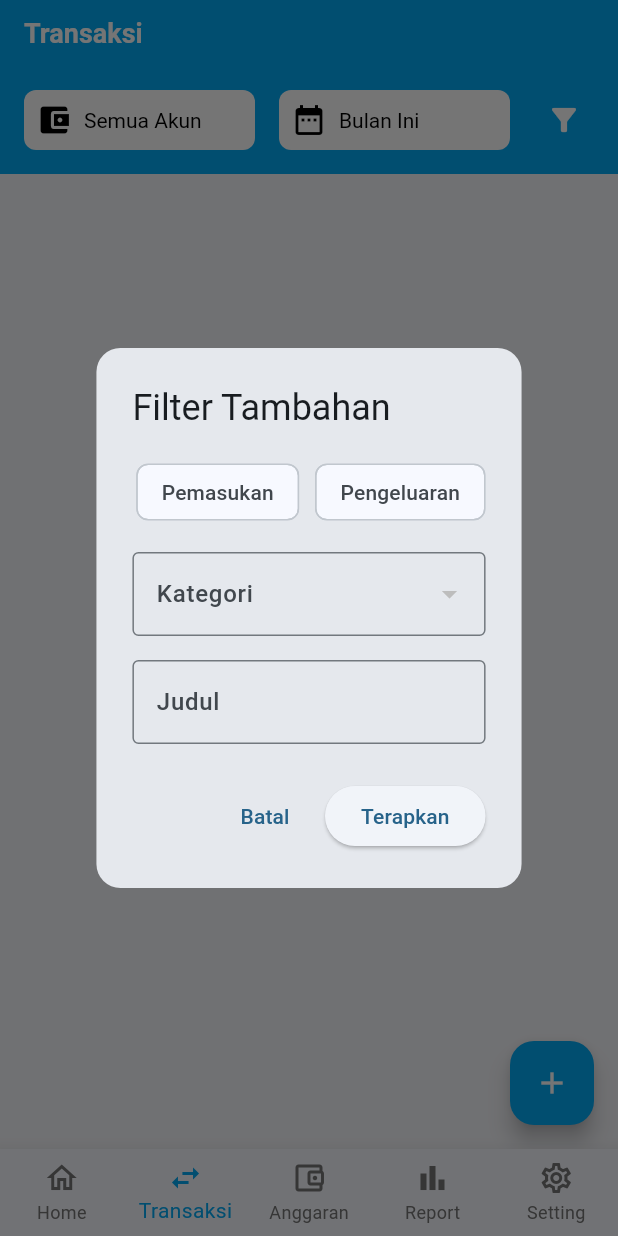
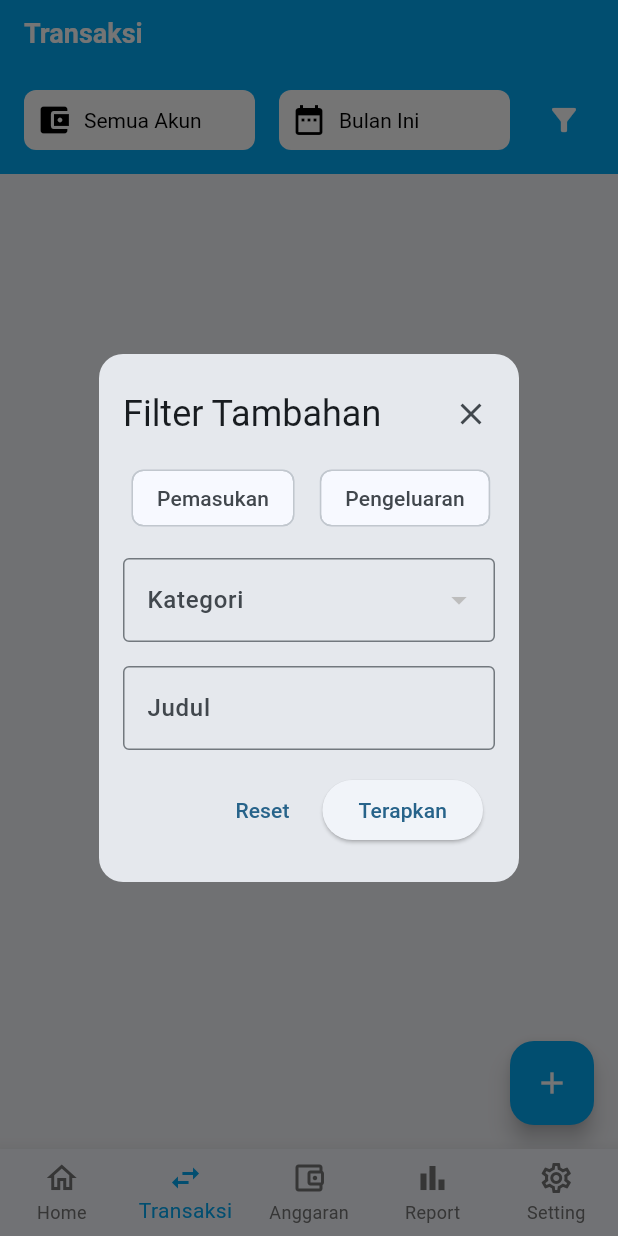
Before and after one commit to ciptosetiono/catatan-keuangan-mobile, a Flutter app: the screen it shows once a user with an empty profile is signed in, item 2 of the bottom bar chosen, after a tap on the "filter alt" icon, on a phone screen of 412 x 824 dp. Run offline on Flutter 3.47's test engine with Material 3 defaults, Android fonts, the phone set to English and light mode, and no system bars; our stand-ins replace cloud_firestore, firebase_auth, firebase_core, google_sign_in; accounts and stored records are empty.

Commit message:
custom and reset filter

```diff
--- a/lib/components/filters/account_filter_dropdown.dart
+++ b/lib/components/filters/account_filter_dropdown.dart
@@ -51,7 +51,7 @@ class AccountFilterDropdown extends StatelessWidget {
                       ),
                       ...items.map(
                         (wallet) => DropdownMenuItem<String>(
-                          value: wallet.name,
+                          value: wallet.id,
                           child: Text(wallet.name),
                         ),
                       ),
--- a/lib/components/filters/unified_filter_dialog.dart
+++ b/lib/components/filters/unified_filter_dialog.dart
@@ -36,15 +36,39 @@ class _UnifiedFilterDialogState extends State<UnifiedFilterDialog> {
     _titleController.text = _title ?? '';
   }
 
+  void _resetFilters() {
+    setState(() {
+      _type = null;
+      _category = null;
+      _title = null;
+      _titleController.clear();
+    });
+    Navigator.pop(context);
+    widget.onFilterApplied(type: null, category: null, title: null);
+  }
+
   @override
   Widget build(BuildContext context) {
     return AlertDialog(
-      title: const Text('Filter Tambahan'),
       shape: RoundedRectangleBorder(borderRadius: BorderRadius.circular(16)),
+      titlePadding: const EdgeInsets.fromLTRB(16, 16, 8, 0),
+      contentPadding: const EdgeInsets.fromLTRB(16, 8, 16, 16),
+      title: Row(
+        mainAxisAlignment: MainAxisAlignment.spaceBetween,
+        children: [
+          const Text('Filter Tambahan'),
+          IconButton(
+            icon: const Icon(Icons.close),
+            onPressed: () => Navigator.pop(context),
+            tooltip: 'Tutup',
+          ),
+        ],
+      ),
       content: SingleChildScrollView(
         child: Column(
           mainAxisSize: MainAxisSize.min,
           children: [
+            // Type selector
             Row(
               children: [
                 Expanded(
@@ -71,6 +95,8 @@ class _UnifiedFilterDialogState extends State<UnifiedFilterDialog> {
               ],
             ),
             const SizedBox(height: 16),
+
+            // Category dropdown
             StreamBuilder<List<Category>>(
               stream: CategoryService().getCategoryStream(type: _type),
               builder: (context, snapshot) {
@@ -83,7 +109,7 @@ class _UnifiedFilterDialogState extends State<UnifiedFilterDialog> {
                       items
                           .map(
                             (e) => DropdownMenuItem(
-                              value: e.name,
+                              value: e.id,
                               child: Text(e.name),
                             ),
                           )
@@ -93,6 +119,8 @@ class _UnifiedFilterDialogState extends State<UnifiedFilterDialog> {
               },
             ),
             const SizedBox(height: 16),
+
+            // Title input
             TextField(
               controller: _titleController,
               decoration: const InputDecoration(labelText: 'Judul'),
@@ -104,12 +132,7 @@ class _UnifiedFilterDialogState extends State<UnifiedFilterDialog> {
         ),
       ),
       actions: [
-        TextButton(
-          onPressed: () {
-            Navigator.pop(context); // cancel
-          },
-          child: const Text('Batal'),
-        ),
+        TextButton(onPressed: _resetFilters, child: const Text('Reset')),
         ElevatedButton(
           onPressed: () {
             Navigator.pop(context);
--- a/lib/screens/transactions/transaction_screen.dart
+++ b/lib/screens/transactions/transaction_screen.dart
@@ -69,8 +69,8 @@ class _TransactionScreenState extends State<TransactionScreen> {
       fromDate: _from,
       toDate: _to,
       type: _typeFilter,
-      account: _accountFilter,
-      category: _categoryFilter,
+      walletId: _accountFilter,
+      categoryId: _categoryFilter,
       title: _titleFilter,
     );
   }
@@ -200,6 +200,13 @@ class _TransactionScreenState extends State<TransactionScreen> {
             return const Center(child: CircularProgressIndicator());
           }
 
+          if (snapshot.hasError) {
+            print('❌ Error dari snapshot: ${snapshot.error}');
+            return Text(
+              'Terjadi kesalahan, tidak dapat mengambil data transaksi',
+            );
+          }
+
           final data = snapshot.data?.docs ?? [];
           if (data.isEmpty) {
             return const Center(child: Text('Belum ada transaksi'));
--- a/lib/services/transaction_service.dart
+++ b/lib/services/transaction_service.dart
@@ -34,8 +34,8 @@ class TransactionService {
     DateTime? toDate,
     String? type,
     String? title,
-    String? account,
-    String? category,
+    String? walletId,
+    String? categoryId,
   }) {
     Query<Map<String, dynamic>> query = _db
         .collection('transactions')
@@ -49,6 +49,20 @@ class TransactionService {
     }
     if (toDate != null) {
       query = query.where('date', isLessThan: Timestamp.fromDate(toDate));
+    }
+    if (type != null && type.isNotEmpty) {
+      query = query.where('type', isEqualTo: type);
+    }
+    if (walletId != null && walletId.isNotEmpty) {
+      print('Filtering by account: $walletId');
+      query = query.where('walletId', isEqualTo: walletId);
+    }
+    if (categoryId != null && categoryId.isNotEmpty) {
+      query = query.where('categoryId', isEqualTo: categoryId);
+    }
+
+    if (title != null && title.isNotEmpty) {
+      query = query.where('title', isEqualTo: title);
     }
 
     return query.orderBy('date', descending: true).snapshots();
```
